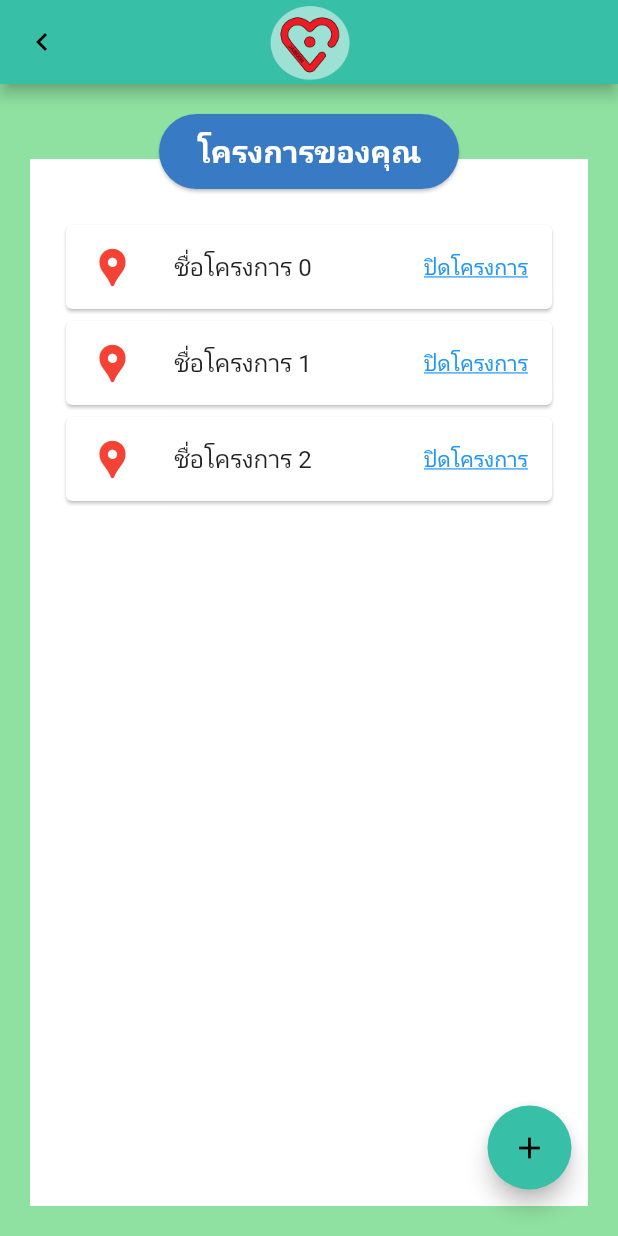
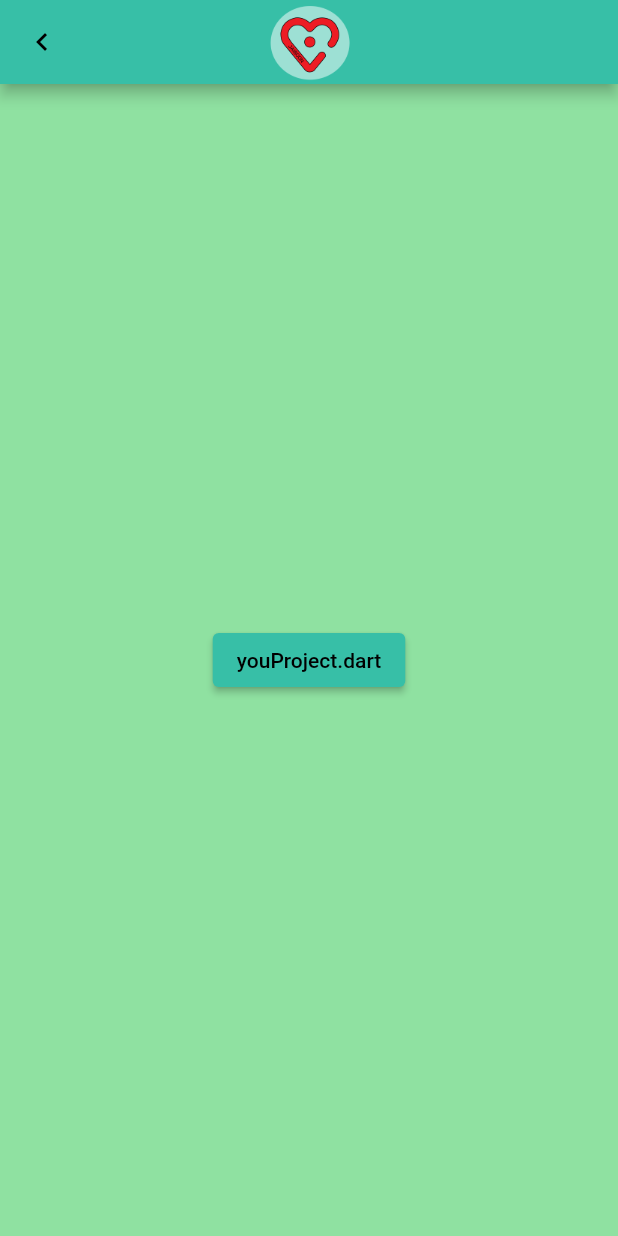
Before and after one commit to Jumptothehell/myapp_test01, a Flutter app: the screen it shows after launch, on a phone screen of 412 x 824 dp. Run offline on Flutter 3.47's test engine with Material 2 defaults, Android fonts, the phone set to English and light mode, and no system bars.

Commit message:
ADD: buildcall.dart to call funtion

```diff
--- /dev/null
+++ b/lib/buildcall.dart
@@ -0,0 +1,57 @@
+import 'package:flutter/material.dart';
+
+AppBar topAppBar() {
+  return AppBar(
+    leading: IconButton(
+      onPressed: () {},
+      icon: const Icon(Icons.chevron_left),
+      color: Colors.black,
+    ),
+    title: Container(
+      margin: const EdgeInsets.only(top: 6.0),
+      child: Image.asset(
+        'assets/img/Logo.png',
+        fit: BoxFit.contain,
+        scale: 8,
+      ),
+    ),
+    centerTitle: true,
+  );
+}
+
+Stack basicBody(Container content) {
+  return Stack(
+    children: [
+      Container(
+        margin: const EdgeInsets.only(left: 20, right: 20, top: 50, bottom: 20),
+        color: Colors.white,
+      ),
+      Container(
+        alignment: Alignment.topCenter,
+        child: Card(
+          margin: const EdgeInsets.all(20),
+          shape:
+              RoundedRectangleBorder(borderRadius: BorderRadius.circular(50)),
+          color: const Color(0xff387AC4),
+          child: SizedBox(
+            width: 200,
+            height: 50,
+            child: Row(
+              mainAxisAlignment: MainAxisAlignment.center,
+              children: const [
+                Text(
+                  "โครงการของคุณ",
+                  style: TextStyle(
+                      color: Colors.white,
+                      fontSize: 20,
+                      fontWeight: FontWeight.bold),
+                ),
+              ],
+            ),
+          ),
+        ),
+      ),
+      content
+    ],
+  );
+}
--- a/lib/main.dart
+++ b/lib/main.dart
@@ -1,7 +1,8 @@
 import 'package:flutter/material.dart';
 import 'package:myapp_test01/config/palette.dart';
-import 'package:myapp_test01/projectdetail.dart';
-import 'dart:developer' as developer;
+import 'package:myapp_test01/widget/yourproject.dart';
+import 'buildcall.dart';
+// import 'dart:developer' as developer;
 // import 'package:google_fonts/google_fonts.dart';
 
 void main() {
@@ -36,125 +37,24 @@ class MyHomePage extends StatefulWidget {
   State<MyHomePage> createState() => _MyHomePageState();
 }
 
-void testPrint() {
-  developer.log("Taped");
-}
-
 class _MyHomePageState extends State<MyHomePage> {
   @override
   Widget build(BuildContext context) {
     return Scaffold(
-        appBar: AppBar(
-          leading: IconButton(
-            onPressed: () {},
-            icon: const Icon(Icons.chevron_left),
-            color: Colors.black,
-          ),
-          title: Container(
-            margin: const EdgeInsets.only(top: 6.0),
-            child: Image.asset(
-              'assets/img/Logo.png',
-              fit: BoxFit.contain,
-              scale: 8,
-            ),
-          ),
-          centerTitle: true,
-        ),
-        body: Stack(
-          children: [
-            Container(
-              margin: const EdgeInsets.only(
-                  left: 20, right: 20, top: 50, bottom: 20),
-              color: Colors.white,
-            ),
-            Container(
-              alignment: Alignment.topCenter,
-              child: Card(
-                margin: const EdgeInsets.all(20),
-                shape: RoundedRectangleBorder(
-                    borderRadius: BorderRadius.circular(50)),
-                color: const Color(0xff387AC4),
-                child: SizedBox(
-                  width: 200,
-                  height: 50,
-                  child: Row(
-                    mainAxisAlignment: MainAxisAlignment.center,
-                    children: const [
-                      Text(
-                        "โครงการของคุณ",
-                        style: TextStyle(
-                            color: Colors.white,
-                            fontSize: 20,
-                            fontWeight: FontWeight.bold),
-                      ),
-                    ],
-                  ),
-                ),
-              ),
-            ),
-            Container(
-              margin: const EdgeInsets.only(
-                  top: 90, left: 40, right: 40, bottom: 20),
-              child: ListView.builder(
-                itemCount: 3,
-                itemBuilder: (context, index) {
-                  return Card(
-                      child: ListTile(
-                          leading: const Icon(
-                            Icons.location_pin,
-                            color: Colors.red,
-                            size: 30,
-                          ),
-                          title: Text("ชื่อโครงการ $index"),
-                          trailing: InkWell(
-                            onTap: () {
-                              showDialog(
-                                  context: context,
-                                  builder: (context) => AlertDialog(
-                                        title: const Text('ALEART'),
-                                        content: const Text(
-                                            'คุณต้องการปิดโครงการนี้ใช่หรือไม่ ?'),
-                                        actions: [
-                                          TextButton(
-                                              onPressed: () =>
-                                                  Navigator.pop(context),
-                                              child: const Text('CANCEL')),
-                                          TextButton(
-                                              onPressed: () =>
-                                                  Navigator.pop(context),
-                                              child: const Text('OK'))
-                                        ],
-                                      ));
-                            },
-                            child: const Text(
-                              "ปิดโครงการ",
-                              style: TextStyle(
-                                  color: Colors.blue,
-                                  decoration: TextDecoration.underline),
-                            ),
-                          )
-                          // subtitle: selectedIndex == index
-                          //     ? const Text("ปิดโครงการ")
-                          //     : null),
-                          ));
+      appBar: topAppBar(),
+      body: Container(
+          alignment: Alignment.center,
+          padding: const EdgeInsets.all(32),
+          child: ElevatedButton(
+            child: const Text('youProject.dart'),
+            onPressed: () {
+              Navigator.push(context, MaterialPageRoute(
+                builder: (context) {
+                  return const YourProject();
                 },
-              ),
-            ),
-          ],
-        ),
-        floatingActionButton: Padding(
-          padding: const EdgeInsets.only(bottom: 15.0, right: 15.0),
-          child: FloatingActionButton(
-            foregroundColor: Colors.black,
-            backgroundColor: Palette.kToDark,
-            onPressed: () {
-              Navigator.push(context, MaterialPageRoute(builder: (context) {
-                return const ProjectDetail();
-              }));
+              ));
             },
-            tooltip: 'Increment',
-            child: const Icon(Icons.add),
-          ),
-        ));
+          )),
+    );
   }
 }
```
Also changed, not shown: lib/projectdetail.dart (deleted, +0 -76 lines), lib/widget/projectdetail.dart (added, +28 -0 lines), lib/widget/projectgiver.dart (added, +28 -0 lines), lib/widget/yourproject.dart (added, +87 -0 lines), 3 other files.
